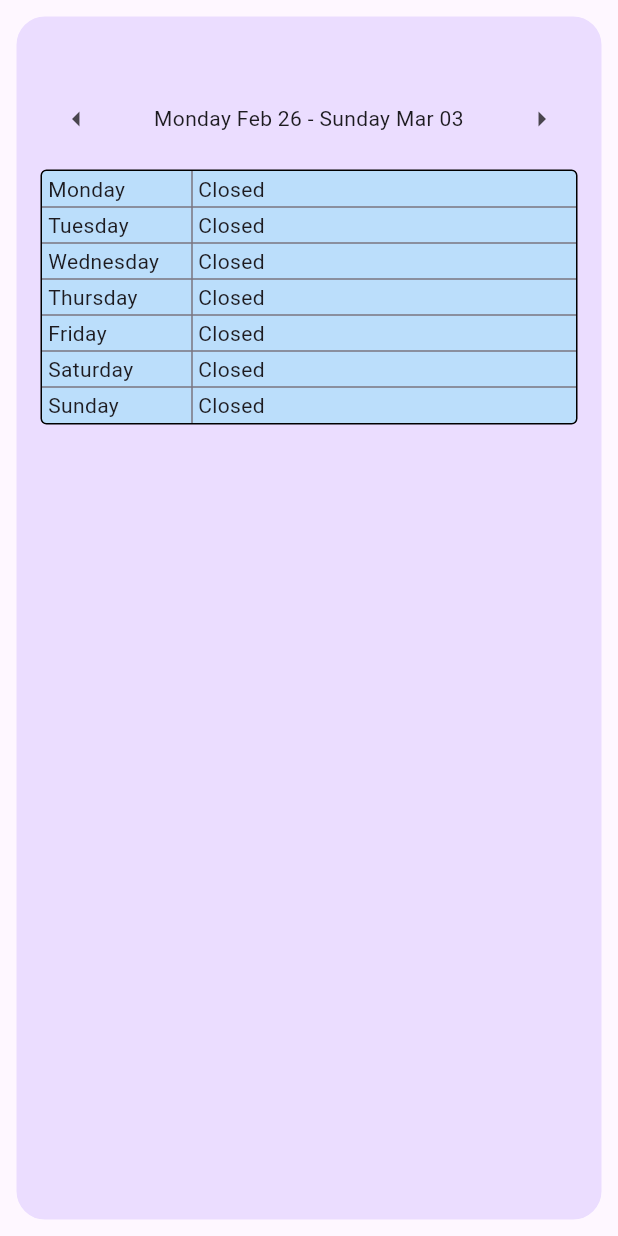
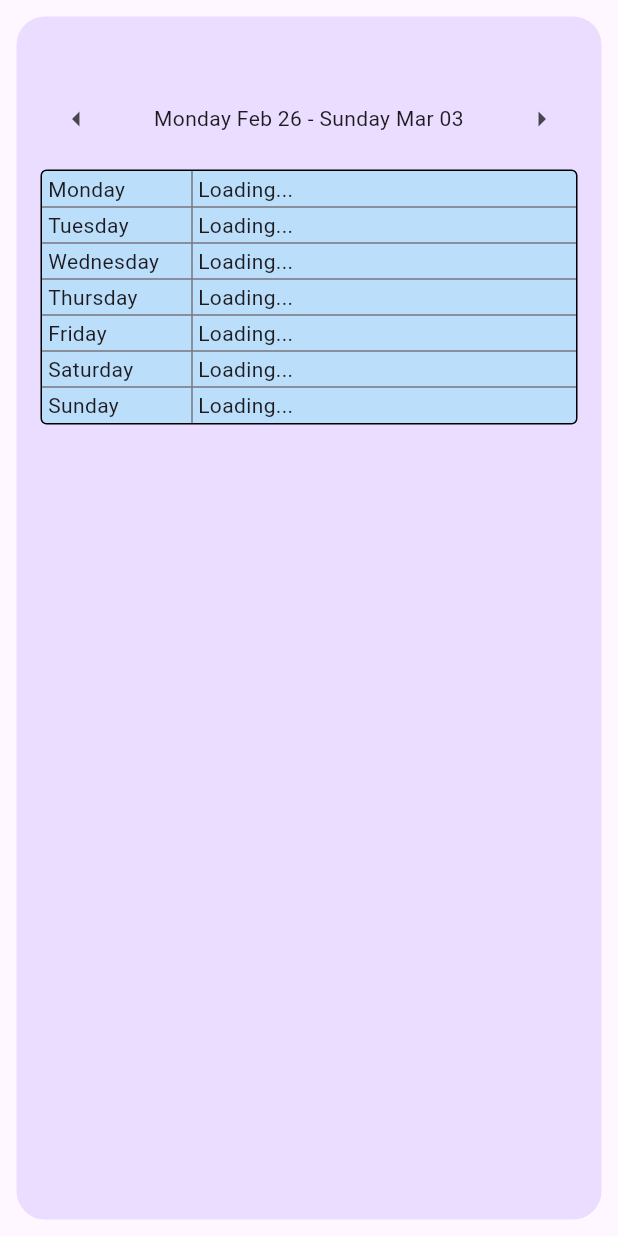
Before and after one commit to MatthewZ0823/mac_feasts, a Flutter app: the RestaurantTile widget shown alone on an empty page, opened directly with empty values, on a phone screen of 412 x 824 dp. Run offline on Flutter 3.47's test engine with Material 3 defaults, Android fonts, the phone set to English and light mode, and no system bars; network calls fail.

Commit message:
Add loading indicator when fetching data from Maceats

```diff
--- a/lib/components/restaurant/restaurant_schedule.dart
+++ b/lib/components/restaurant/restaurant_schedule.dart
@@ -6,9 +6,11 @@ class RestaurantSchedule extends StatelessWidget {
   const RestaurantSchedule({
     super.key,
     required this.schedule,
+    required this.loaded,
   });
 
   final Schedule? schedule;
+  final bool loaded;
 
   @override
   Widget build(BuildContext context) {
@@ -27,6 +29,16 @@ class RestaurantSchedule extends StatelessWidget {
 
     var tableChildren = <TableRow>[];
     scheduleMap.forEach((day, openingTime) {
+      String openingStatus;
+
+      if (!loaded) {
+        openingStatus = 'Loading...';
+      } else if (openingTime == '') {
+        openingStatus = 'Closed';
+      } else {
+        openingStatus = openingTime;
+      }
+
       tableChildren.add(TableRow(
         children: [
           Padding(
@@ -35,7 +47,7 @@ class RestaurantSchedule extends StatelessWidget {
           ),
           Padding(
             padding: const EdgeInsets.symmetric(vertical: 2.0, horizontal: 4.0),
-            child: Text(openingTime == '' ? 'Closed' : openingTime),
+            child: Text(openingStatus),
           ),
         ],
       ));
--- a/lib/components/restaurant/restaurant_tile.dart
+++ b/lib/components/restaurant/restaurant_tile.dart
@@ -82,6 +82,7 @@ class RestaurantTile extends StatelessWidget {
             ),
             RestaurantSchedule(
               schedule: restaurant.scheduleFromWeek(weekStart),
+              loaded: restaurant.isScrapedWeek(weekStart),
             ),
           ],
         ),
```
